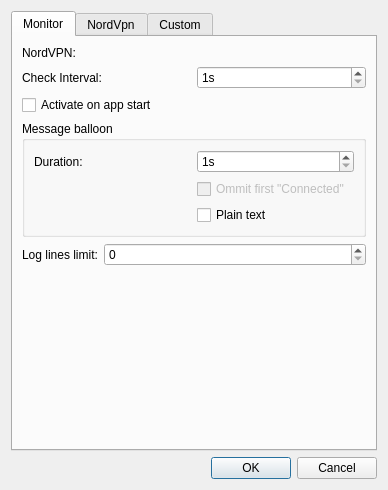
First picture: the form in app/settings/settingsdialog.ui, repository sendevent/yangl, before the edit.
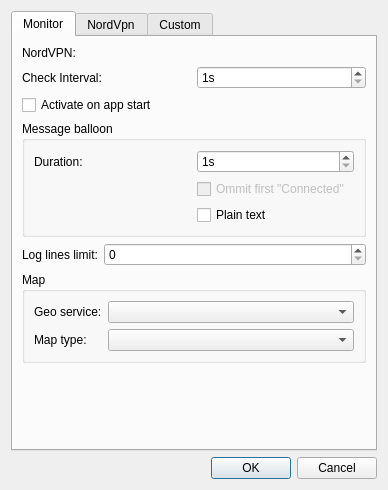
Second picture: the form after the edit. Custom widgets are drawn as their Qt base class.

What changed in the file:
```diff
--- a/app/settings/settingsdialog.ui
+++ b/app/settings/settingsdialog.ui
@@ -136,6 +136,35 @@
          </item>
         </layout>
        </item>
+       <item>
+        <widget class="QGroupBox" name="groupBox_2">
+         <property name="title">
+          <string>Map</string>
+         </property>
+         <layout class="QFormLayout" name="formLayout_2">
+          <item row="0" column="0">
+           <widget class="QLabel" name="label_5">
+            <property name="text">
+             <string>Geo service:</string>
+            </property>
+           </widget>
+          </item>
+          <item row="0" column="1">
+           <widget class="QComboBox" name="geoSrvCombo"/>
+          </item>
+          <item row="1" column="0">
+           <widget class="QLabel" name="label_6">
+            <property name="text">
+             <string>Map type:</string>
+            </property>
+           </widget>
+          </item>
+          <item row="1" column="1">
+           <widget class="QComboBox" name="mapTypeCombo"/>
+          </item>
+         </layout>
+        </widget>
+       </item>
        <item>
         <spacer name="verticalSpacer">
          <property name="orientation">
```
